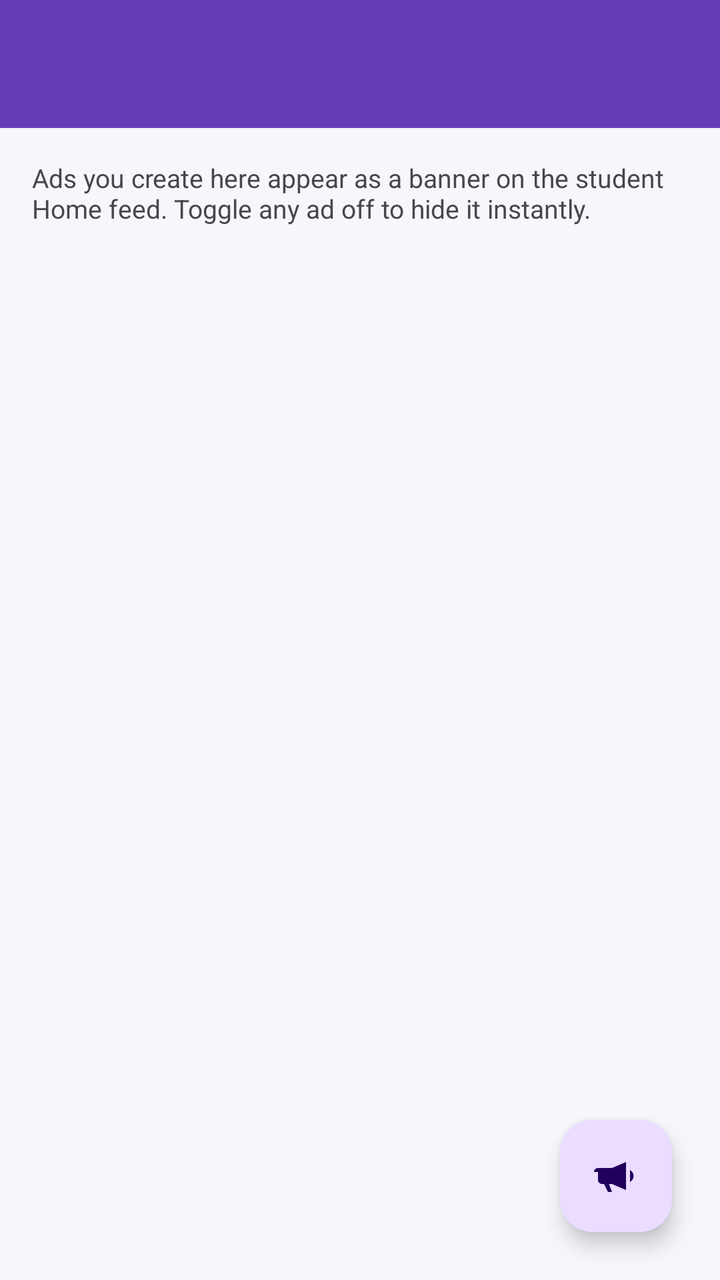
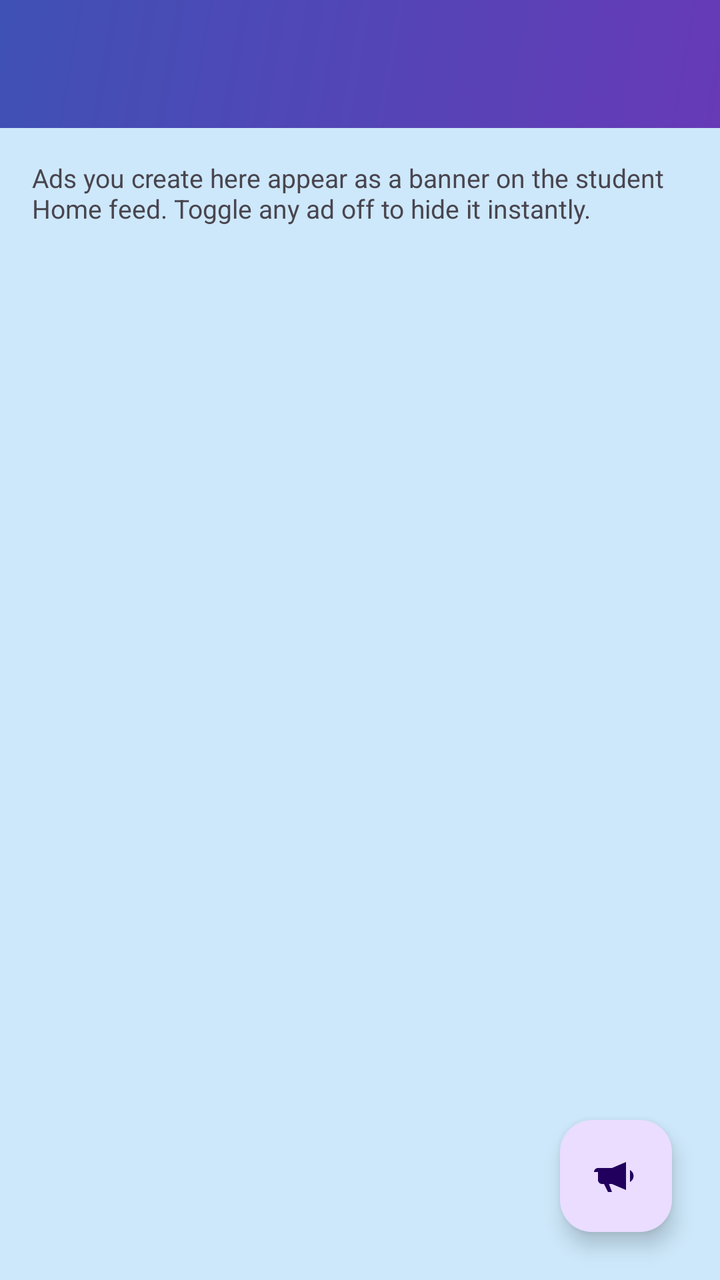

Before-and-after screenshots of an Android layout around one commit, followed by the original layout XML and the change that was made.
<!-- AndroidManifest.xml: application theme Theme.CampusConnect -->
<!-- res/layout/activity_admin_ads.xml -->
<?xml version="1.0" encoding="utf-8"?>
<androidx.constraintlayout.widget.ConstraintLayout xmlns:android="http://schemas.android.com/apk/res/android"
    xmlns:app="http://schemas.android.com/apk/res-auto"
    android:layout_width="match_parent"
    android:layout_height="match_parent">

    <com.google.android.material.appbar.MaterialToolbar
        android:id="@+id/toolbar"
        android:layout_width="match_parent"
        android:layout_height="?attr/actionBarSize"
        android:background="?attr/colorPrimary"
        app:titleTextColor="?attr/colorOnPrimary"
        app:layout_constraintTop_toTopOf="parent" />

    <TextView
        android:layout_width="0dp"
        android:layout_height="wrap_content"
        android:layout_margin="16dp"
        android:text="@string/ads_screen_hint"
        android:textSize="13sp"
        android:textColor="?android:attr/textColorSecondary"
        app:layout_constraintEnd_toEndOf="parent"
        app:layout_constraintStart_toStartOf="parent"
        app:layout_constraintTop_toBottomOf="@id/toolbar"
        android:id="@+id/hintText" />

    <TextView
        android:id="@+id/emptyState"
        android:layout_width="0dp"
        android:layout_height="wrap_content"
        android:layout_margin="24dp"
        android:gravity="center"
        android:text="@string/no_ads_yet"
        android:visibility="gone"
        app:layout_constraintEnd_toEndOf="parent"
        app:layout_constraintStart_toStartOf="parent"
        app:layout_constraintTop_toBottomOf="@id/hintText" />

    <androidx.recyclerview.widget.RecyclerView
        android:id="@+id/recyclerView"
        android:layout_width="match_parent"
        android:layout_height="0dp"
        android:padding="8dp"
        app:layout_constraintBottom_toBottomOf="parent"
        app:layout_constraintTop_toBottomOf="@id/hintText" />

    <com.google.android.material.floatingactionbutton.FloatingActionButton
        android:id="@+id/createAdFab"
        android:layout_width="wrap_content"
        android:layout_height="wrap_content"
        android:layout_margin="24dp"
        app:srcCompat="@drawable/ic_nav_campaign"
        android:contentDescription="@string/create_ad"
        app:layout_constraintBottom_toBottomOf="parent"
        app:layout_constraintEnd_toEndOf="parent" />

</androidx.constraintlayout.widget.ConstraintLayout>
<!-- resources referenced by this layout -->
<resources>
  <!-- drawable ic_nav_campaign (drawable) -->
  <vector xmlns:android="http://schemas.android.com/apk/res/android"
      android:width="24dp" android:height="24dp"
      android:viewportWidth="24" android:viewportHeight="24">
      <path android:fillColor="#FF000000"
          android:pathData="M3,10v4c0,1.1 0.9,2 2,2h1l2,4h2l-1.5,-4H10l7,3V5L10,8H3c-1.1,0 -2,0.9 -2,2z" />
      <path android:fillColor="#FF000000"
          android:pathData="M19,9v6c1.1,-0.63 1.8,-1.87 1.8,-3S20.1,9.63 19,9z" />
  </vector>
  <string name="ads_screen_hint">Ads you create here appear as a banner on the student Home feed. Toggle any ad off to hide it instantly.</string>
  <string name="create_ad">Create Ad</string>
  <string name="no_ads_yet">No ads yet. Tap + to create one.</string>
  <style name="Theme.CampusConnect" parent="Base.Theme.CampusConnect" />
  <style name="Base.Theme.CampusConnect" parent="Theme.Material3.DayNight.NoActionBar">
          
          <item name="colorPrimary">@color/primary</item>
          <item name="colorOnPrimary">@color/on_primary</item>
          <item name="colorSecondary">@color/secondary</item>
          <item name="colorOnSecondary">@color/on_secondary</item>
          <item name="colorTertiary">@color/tertiary</item>
          <item name="colorOnTertiary">@color/on_tertiary</item>
          <item name="android:windowBackground">@color/background</item>
          <item name="colorSurface">@color/surface</item>
          <item name="colorOnSurface">@color/on_surface</item>
  
          <item name="colorSurfaceVariant">@color/surface_variant</item>
          <item name="colorOnSurfaceVariant">@color/on_surface_variant</item>
          <item name="colorError">@color/error</item>
          <item name="colorOnError">@color/on_error</item>
          <item name="colorOutline">@color/outline</item>
          <item name="colorOutlineVariant">@color/outline_variant</item>
          <item name="android:statusBarColor">@color/primary</item>
  
          
          <item name="materialCardViewStyle">@style/Widget.CampusConnect.Card</item>
      </style>
  <color name="primary">#673AB7</color>
  <color name="on_primary">#FFFFFF</color>
  <color name="secondary">#009688</color>
  <color name="on_secondary">#FFFFFF</color>
  <color name="tertiary">#FFC107</color>
  <color name="on_tertiary">#000000</color>
  <color name="background">#F6F7FB</color>
  <color name="surface">#FFFFFF</color>
  <color name="on_surface">#1A1C1E</color>
  <color name="surface_variant">#E1E2EC</color>
  <color name="on_surface_variant">#44474E</color>
  <color name="error">#B3261E</color>
  <color name="on_error">#FFFFFF</color>
  <color name="outline">#74777F</color>
  <color name="outline_variant">#C4C6D0</color>
  <style name="Widget.CampusConnect.Card" parent="Widget.Material3.CardView.Elevated">
          <item name="cardCornerRadius">16dp</item>
          <item name="cardElevation">2dp</item>
          <item name="strokeWidth">0dp</item>
      </style>
</resources>

<!-- the commit's change to res/layout/activity_admin_ads.xml (unified diff, before → after) -->
@@ -5,10 +5,11 @@
     android:layout_height="match_parent">
 
     <com.google.android.material.appbar.MaterialToolbar
+        android:theme="@style/ThemeOverlay.CampusConnect.Toolbar"
         android:id="@+id/toolbar"
         android:layout_width="match_parent"
         android:layout_height="?attr/actionBarSize"
-        android:background="?attr/colorPrimary"
+        android:background="@drawable/bg_toolbar_gradient"
         app:titleTextColor="?attr/colorOnPrimary"
         app:layout_constraintTop_toTopOf="parent" />
 
<!-- resource entries referenced after the edit -->
@@ -1,5 +1,15 @@
 <!-- resources referenced by this layout -->
 <resources>
+  <!-- drawable bg_toolbar_gradient (drawable) -->
+  <?xml version="1.0" encoding="utf-8"?>
+  <shape xmlns:android="http://schemas.android.com/apk/res/android"
+      android:shape="rectangle">
+      <gradient
+          android:angle="135"
+          android:startColor="@color/gradient_start"
+          android:endColor="@color/gradient_end"
+          android:type="linear" />
+  </shape>
   <!-- drawable ic_nav_campaign (drawable) -->
   <vector xmlns:android="http://schemas.android.com/apk/res/android"
       android:width="24dp" android:height="24dp"
@@ -12,7 +22,12 @@
   <string name="ads_screen_hint">Ads you create here appear as a banner on the student Home feed. Toggle any ad off to hide it instantly.</string>
   <string name="create_ad">Create Ad</string>
   <string name="no_ads_yet">No ads yet. Tap + to create one.</string>
+  <style name="ThemeOverlay.CampusConnect.Toolbar" parent="">
+          <item name="colorControlNormal">?attr/colorOnPrimary</item>
+      </style>
   <style name="Theme.CampusConnect" parent="Base.Theme.CampusConnect" />
+  <color name="gradient_start">#673AB7</color>
+  <color name="gradient_end">#3F51B5</color>
   <style name="Base.Theme.CampusConnect" parent="Theme.Material3.DayNight.NoActionBar">
           
           <item name="colorPrimary">@color/primary</item>
@@ -35,6 +50,7 @@
   
           
           <item name="materialCardViewStyle">@style/Widget.CampusConnect.Card</item>
+          <item name="toolbarStyle">@style/Widget.CampusConnect.Toolbar</item>
       </style>
   <color name="primary">#673AB7</color>
   <color name="on_primary">#FFFFFF</color>
@@ -42,7 +58,7 @@
   <color name="on_secondary">#FFFFFF</color>
   <color name="tertiary">#FFC107</color>
   <color name="on_tertiary">#000000</color>
-  <color name="background">#F6F7FB</color>
+  <color name="background">#CDE8FA</color>
   <color name="surface">#FFFFFF</color>
   <color name="on_surface">#1A1C1E</color>
   <color name="surface_variant">#E1E2EC</color>
@@ -52,9 +68,16 @@
   <color name="outline">#74777F</color>
   <color name="outline_variant">#C4C6D0</color>
   <style name="Widget.CampusConnect.Card" parent="Widget.Material3.CardView.Elevated">
-          <item name="cardCornerRadius">16dp</item>
-          <item name="cardElevation">2dp</item>
+          
+          <item name="cardBackgroundColor">@color/tile_bg</item>
+          <item name="cardCornerRadius">18dp</item>
+          <item name="cardElevation">0dp</item>
           <item name="strokeWidth">0dp</item>
       </style>
+  <style name="Widget.CampusConnect.Toolbar" parent="Widget.Material3.Toolbar">
+          <item name="navigationIconTint">?attr/colorOnPrimary</item>
+          <item name="android:theme">@style/ThemeOverlay.CampusConnect.Toolbar</item>
+      </style>
+  <color name="tile_bg">#ECE8FE</color>
 </resources>
 
